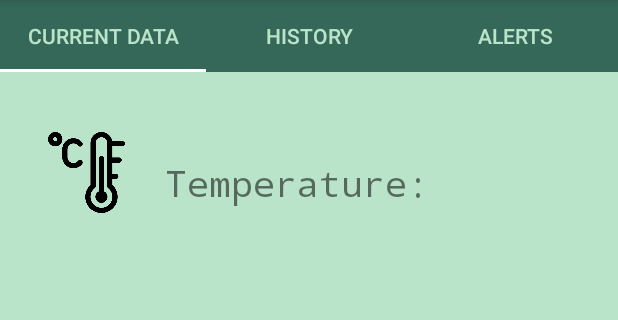
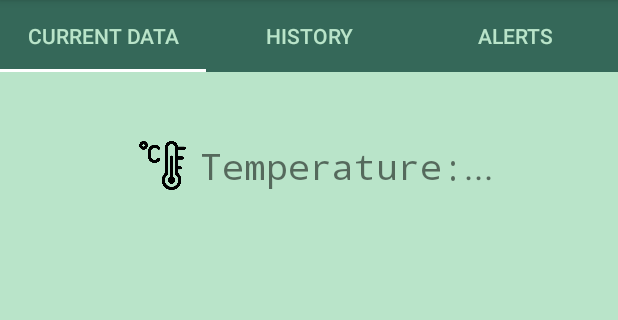
Before and after one commit to ThePandoR/SEP4Android, an Android app: the screen it shows after launch (MainActivity), on a phone screen of 412 x 824 dp, the part 84-404 px from its top. Run offline under Robolectric (Android 15) with nearby library versions, the phone set to English and light mode, and no system bars; 2 statements that could not run were skipped.

Commit message:
minor layout fixes

```diff
--- a/app/src/main/java/com/example/sep4_architecture/viewModel/CurrentDataVM.java
+++ b/app/src/main/java/com/example/sep4_architecture/viewModel/CurrentDataVM.java
@@ -24,7 +24,7 @@ public class CurrentDataVM extends ViewModel {
 
     // public CurrentDataVM(GreenHouseClient client) {
     public CurrentDataVM() {
-        this.client = new GreenHouseClient("<DATA SERVER ADDRESS HERE>");
+        this.client = new GreenHouseClient("http://192.168.137.1:8080/");
         measurement = new MutableLiveData<Measurement>();
     }
 
--- a/app/src/main/res/layout/fragment_current_data.xml
+++ b/app/src/main/res/layout/fragment_current_data.xml
@@ -2,7 +2,6 @@
 <androidx.constraintlayout.widget.ConstraintLayout xmlns:android="http://schemas.android.com/apk/res/android"
     xmlns:app="http://schemas.android.com/apk/res-auto"
     xmlns:tools="http://schemas.android.com/tools"
-    android:id="@+id/frameLayout"
     android:layout_width="match_parent"
     android:layout_height="match_parent"
     android:background="@color/colorNavbar"
@@ -10,38 +9,42 @@
     tools:context="client.view.CurrentData">
 
     <ImageView
-        android:id="@+id/termometer"
-        android:layout_width="82dp"
-        android:layout_height="54dp"
+        android:id="@+id/thermometer"
+        android:layout_width="50dp"
+        android:layout_height="0dp"
         android:src="@drawable/thermometer"
         app:layout_constraintBottom_toBottomOf="@+id/temperatureTV"
         app:layout_constraintEnd_toStartOf="@+id/temperatureTV"
         app:layout_constraintHorizontal_bias="0.5"
-        app:layout_constraintStart_toStartOf="parent" />
+        app:layout_constraintHorizontal_chainStyle="packed"
+        app:layout_constraintStart_toStartOf="parent"
+        app:layout_constraintTop_toTopOf="@+id/temperatureTV" />
 
     <TextView
         android:id="@+id/currentTemp"
-        android:layout_width="73dp"
-        android:layout_height="54dp"
+        android:layout_width="wrap_content"
+        android:layout_height="wrap_content"
+        android:text="@string/temp_label_default"
+        android:textSize="24sp"
         app:layout_constraintBottom_toBottomOf="@+id/temperatureTV"
         app:layout_constraintEnd_toEndOf="parent"
         app:layout_constraintHorizontal_bias="0.5"
-        app:layout_constraintStart_toEndOf="@+id/temperatureTV" />
+        app:layout_constraintStart_toEndOf="@+id/temperatureTV"
+        app:layout_constraintTop_toTopOf="@+id/temperatureTV" />
 
     <TextView
         android:id="@+id/temperatureTV"
-        android:layout_width="201dp"
-        android:layout_height="54dp"
+        android:layout_width="wrap_content"
+        android:layout_height="wrap_content"
         android:cursorVisible="false"
-        android:paddingTop="17dp"
         android:text="@string/temperature"
         android:textSize="24sp"
         android:typeface="monospace"
         app:layout_constraintBottom_toBottomOf="parent"
         app:layout_constraintEnd_toStartOf="@+id/currentTemp"
         app:layout_constraintHorizontal_bias="0.5"
-        app:layout_constraintStart_toEndOf="@+id/termometer"
+        app:layout_constraintStart_toEndOf="@+id/thermometer"
         app:layout_constraintTop_toTopOf="parent"
-        app:layout_constraintVertical_bias="0.053" />
+        app:layout_constraintVertical_bias="0.06" />
 
 </androidx.constraintlayout.widget.ConstraintLayout>
```
